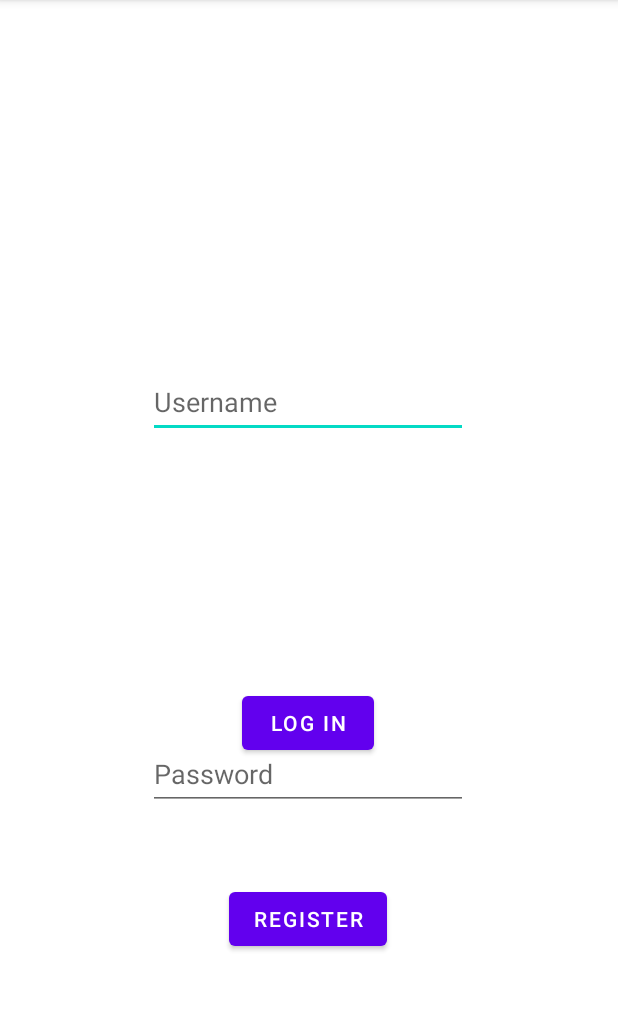
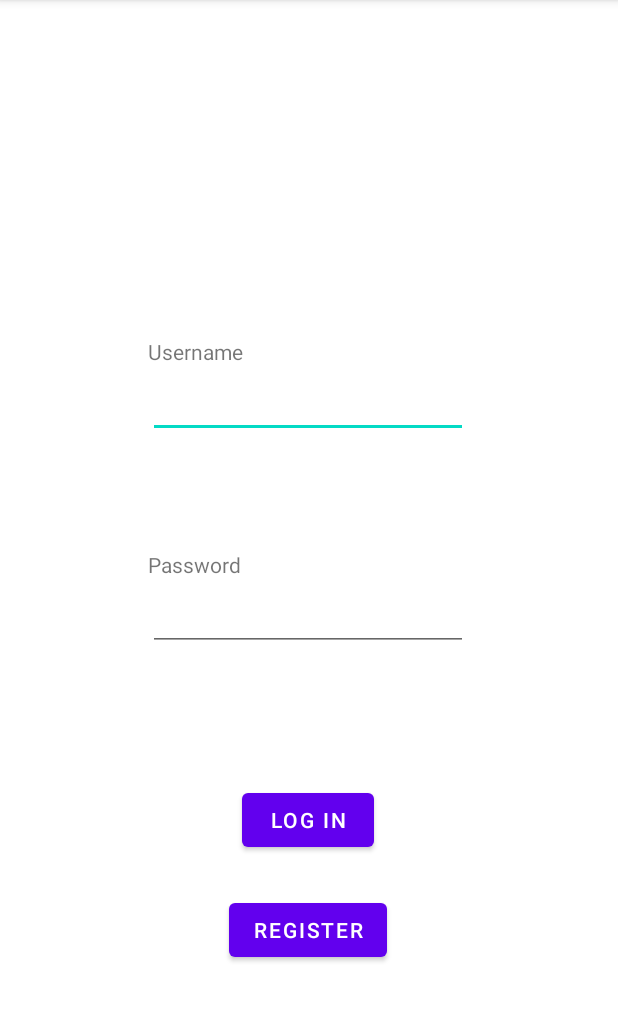
Before and after one commit to R4ul03/Shelted, an Android app: the screen it shows after launch (LogInActivity), on a phone screen of 412 x 824 dp, the part 84-1106 px from its top. Run offline under Robolectric (Android 15) with nearby library versions, the phone set to English and light mode, and no system bars.

Commit message:
0.0.0.0.1

```diff
--- a/app/src/main/java/com/example/shelted/LogInActivity.kt
+++ b/app/src/main/java/com/example/shelted/LogInActivity.kt
@@ -6,6 +6,6 @@ import android.os.Bundle
 class LogInActivity : AppCompatActivity() {
     override fun onCreate(savedInstanceState: Bundle?) {
         super.onCreate(savedInstanceState)
-        setContentView(R.layout.activity_logIn)
+        setContentView(R.layout.activity_login)
     }
 }
--- /dev/null
+++ b/app/src/main/java/com/example/shelted/MainActivity.kt
@@ -0,0 +1,7 @@
+package com.example.shelted
+
+import android.app.Activity
+import androidx.appcompat.app.AppCompatActivity
+
+class MainActivity: AppCompatActivity() {
+}
--- a/app/src/main/res/layout/activity_logIn.xml
+++ b/app/src/main/res/layout/activity_login.xml
@@ -1,5 +1,6 @@
 <?xml version="1.0" encoding="utf-8"?>
-<androidx.constraintlayout.widget.ConstraintLayout xmlns:android="http://schemas.android.com/apk/res/android"
+<androidx.constraintlayout.widget.ConstraintLayout
+    xmlns:android="http://schemas.android.com/apk/res/android"
     xmlns:app="http://schemas.android.com/apk/res-auto"
     xmlns:tools="http://schemas.android.com/tools"
     android:layout_width="match_parent"
@@ -15,27 +16,27 @@
         app:layout_constraintEnd_toEndOf="parent"
         app:layout_constraintHorizontal_bias="0.498"
         app:layout_constraintStart_toStartOf="parent"
-        app:layout_constraintTop_toTopOf="parent"
-        app:layout_constraintVertical_bias="0.636" />
+        app:layout_constraintTop_toBottomOf="@+id/editTextTextPassword"
+        app:layout_constraintVertical_bias="0.31" />
 
     <Button
         android:id="@+id/reg_butt"
         android:layout_width="wrap_content"
         android:layout_height="wrap_content"
+        android:layout_marginTop="25dp"
         android:text="Register"
         app:layout_constraintBottom_toBottomOf="parent"
         app:layout_constraintEnd_toEndOf="parent"
         app:layout_constraintHorizontal_bias="0.498"
         app:layout_constraintStart_toStartOf="parent"
-        app:layout_constraintTop_toTopOf="parent"
-        app:layout_constraintVertical_bias="0.818" />
+        app:layout_constraintTop_toBottomOf="@+id/log_butt"
+        app:layout_constraintVertical_bias="0.0" />
 
     <EditText
         android:id="@+id/editTextTextPersonName"
         android:layout_width="wrap_content"
         android:layout_height="wrap_content"
         android:ems="10"
-        android:hint="Username"
         android:inputType="textPersonName"
         android:minHeight="48dp"
         app:layout_constraintBottom_toBottomOf="parent"
@@ -50,7 +51,6 @@
         android:layout_width="wrap_content"
         android:layout_height="wrap_content"
         android:ems="10"
-        android:hint="Password"
         android:inputType="textPassword"
         android:minHeight="48dp"
         app:layout_constraintBottom_toBottomOf="parent"
@@ -58,6 +58,22 @@
         app:layout_constraintHorizontal_bias="0.497"
         app:layout_constraintStart_toStartOf="parent"
         app:layout_constraintTop_toBottomOf="@+id/editTextTextPersonName"
-        app:layout_constraintVertical_bias="0.468" />
+        app:layout_constraintVertical_bias="0.22000003" />
+
+    <TextView
+        android:id="@+id/textView8"
+        android:layout_width="wrap_content"
+        android:layout_height="wrap_content"
+        android:text="Username"
+        app:layout_constraintBottom_toTopOf="@+id/editTextTextPersonName"
+        app:layout_constraintStart_toStartOf="@+id/editTextTextPersonName" />
+
+    <TextView
+        android:id="@+id/textView9"
+        android:layout_width="wrap_content"
+        android:layout_height="wrap_content"
+        android:text="Password"
+        app:layout_constraintBottom_toTopOf="@+id/editTextTextPassword"
+        app:layout_constraintStart_toStartOf="@+id/editTextTextPassword" />
 
 </androidx.constraintlayout.widget.ConstraintLayout>
--- /dev/null
+++ b/app/src/main/res/layout/main_screen.xml
@@ -0,0 +1,6 @@
+<?xml version="1.0" encoding="utf-8"?>
+<androidx.constraintlayout.widget.ConstraintLayout xmlns:android="http://schemas.android.com/apk/res/android"
+    android:layout_width="match_parent"
+    android:layout_height="match_parent">
+
+</androidx.constraintlayout.widget.ConstraintLayout>
```
